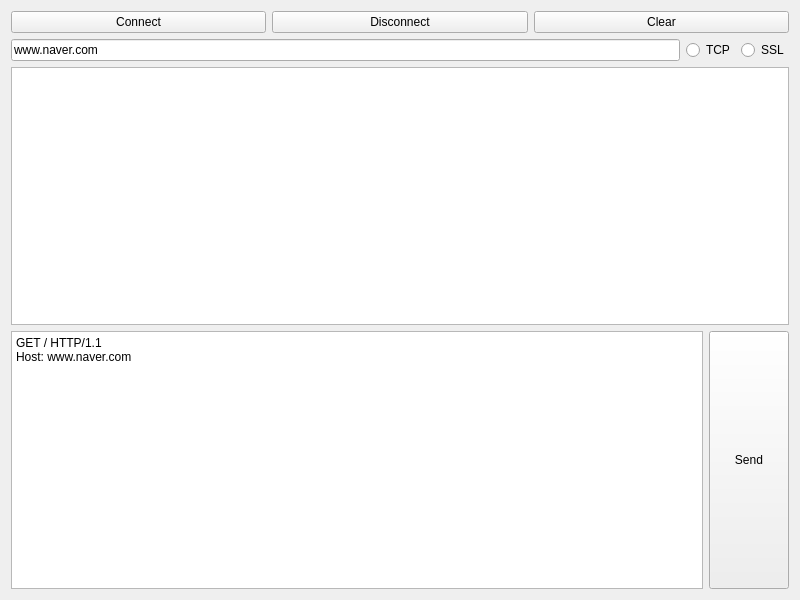
This is widget.ui in alrkg/webclient as Qt 5 draws it before an edit. The edited form follows.
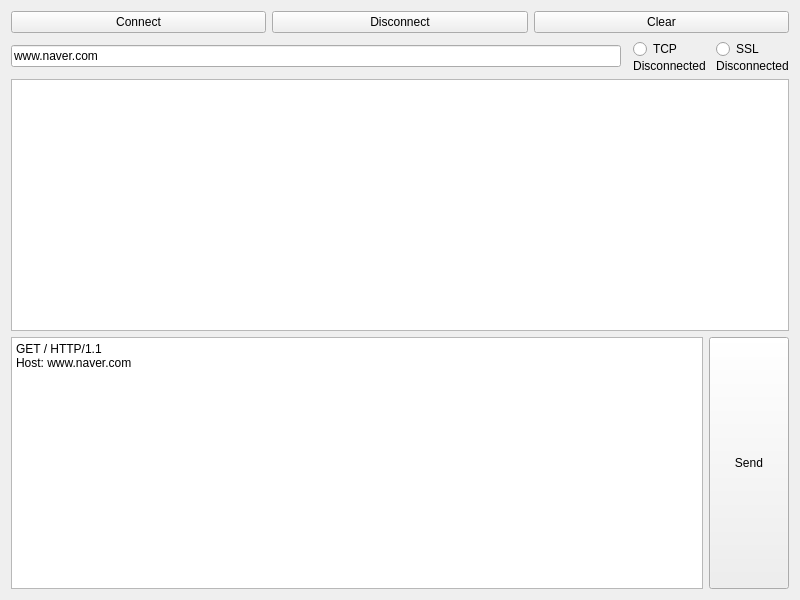
This is the edited form.

Patch:
```diff
--- a/widget.ui
+++ b/widget.ui
@@ -15,7 +15,7 @@
   </property>
   <layout class="QGridLayout" name="gridLayout">
    <item row="0" column="0">
-    <layout class="QVBoxLayout" name="verticalLayout">
+    <layout class="QVBoxLayout" name="verticalLayout_3">
      <item>
       <layout class="QHBoxLayout" name="horizontalLayout">
        <item>
@@ -43,6 +43,9 @@
      </item>
      <item>
       <layout class="QHBoxLayout" name="horizontalLayout_4">
+       <property name="spacing">
+        <number>12</number>
+       </property>
        <item>
         <widget class="QLineEdit" name="leHost">
          <property name="sizePolicy">
@@ -58,19 +61,62 @@
        </item>
        <item>
         <layout class="QHBoxLayout" name="horizontalLayout_2">
+         <property name="spacing">
+          <number>10</number>
+         </property>
+         <item>
+          <layout class="QVBoxLayout" name="verticalLayout">
+           <property name="spacing">
+            <number>0</number>
+           </property>
          <item>
           <widget class="QRadioButton" name="rbTcp">
            <property name="text">
             <string>TCP</string>
            </property>
-          </widget>
-         </item>
+             <property name="checkable">
+              <bool>true</bool>
+             </property>
+            </widget>
+           </item>
+           <item>
+            <widget class="QLabel" name="lbTcp">
+             <property name="layoutDirection">
+              <enum>Qt::LayoutDirection::LeftToRight</enum>
+             </property>
+             <property name="text">
+              <string>Disconnected</string>
+             </property>
+             <property name="alignment">
+              <set>Qt::AlignmentFlag::AlignCenter</set>
+             </property>
+            </widget>
+           </item>
+          </layout>
+         </item>
+         <item>
+          <layout class="QVBoxLayout" name="verticalLayout_2">
+           <property name="spacing">
+            <number>0</number>
+           </property>
          <item>
           <widget class="QRadioButton" name="rbSsl">
            <property name="text">
             <string>SSL</string>
            </property>
           </widget>
+           </item>
+           <item>
+            <widget class="QLabel" name="lbSsl">
+             <property name="text">
+              <string>Disconnected</string>
+             </property>
+             <property name="alignment">
+              <set>Qt::AlignmentFlag::AlignCenter</set>
+             </property>
+            </widget>
+           </item>
+          </layout>
          </item>
         </layout>
        </item>
```
Lines whose indentation alone changed are shown as unchanged.
